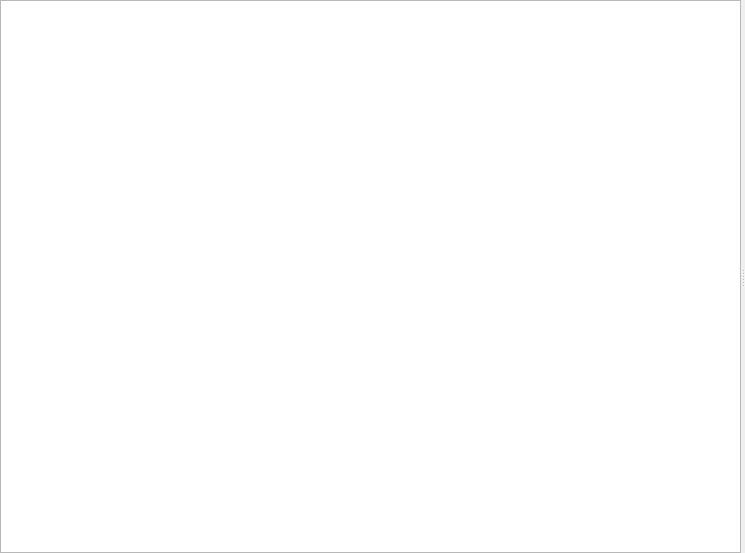
The window that mosviz/widgets/ui/mos_widget.ui (spacetelescope/mosviz) describes before a commit, drawn with Qt 5.
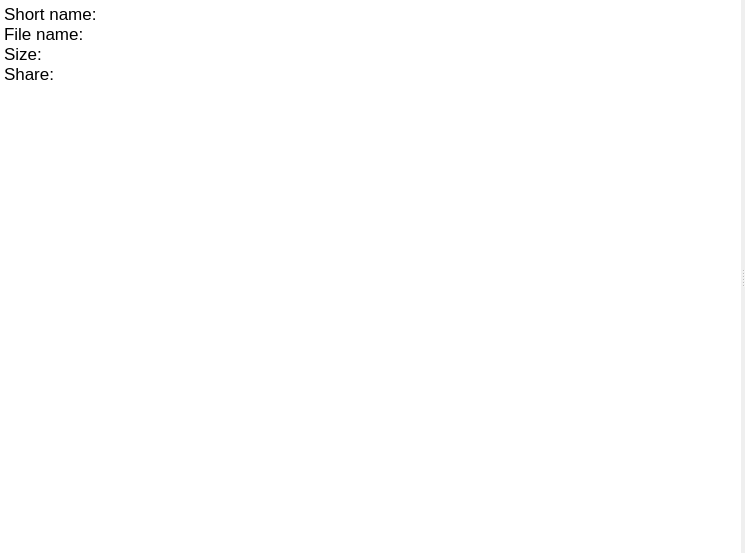
The same window after the commit.

Commit message: Internal use Astropy Table for easier catalog management

```diff
--- a/mosviz/widgets/ui/mos_widget.ui
+++ b/mosviz/widgets/ui/mos_widget.ui
@@ -45,6 +45,22 @@
             <verstretch>1</verstretch>
            </sizepolicy>
           </property>
+          <property name="frameShape">
+           <enum>QFrame::NoFrame</enum>
+          </property>
+          <property name="readOnly">
+           <bool>true</bool>
+          </property>
+          <property name="html">
+           <string>&lt;!DOCTYPE HTML PUBLIC &quot;-//W3C//DTD HTML 4.0//EN&quot; &quot;http://www.w3.org/TR/REC-html40/strict.dtd&quot;&gt;
+&lt;html&gt;&lt;head&gt;&lt;meta name=&quot;qrichtext&quot; content=&quot;1&quot; /&gt;&lt;style type=&quot;text/css&quot;&gt;
+p, li { white-space: pre-wrap; }
+&lt;/style&gt;&lt;/head&gt;&lt;body style=&quot; font-family:'.SF NS Text'; font-size:13pt; font-weight:400; font-style:normal;&quot;&gt;
+&lt;p style=&quot; margin-top:0px; margin-bottom:0px; margin-left:0px; margin-right:0px; -qt-block-indent:0; text-indent:0px;&quot;&gt;Short name:&lt;/p&gt;
+&lt;p style=&quot; margin-top:0px; margin-bottom:0px; margin-left:0px; margin-right:0px; -qt-block-indent:0; text-indent:0px;&quot;&gt;File name:&lt;/p&gt;
+&lt;p style=&quot; margin-top:0px; margin-bottom:0px; margin-left:0px; margin-right:0px; -qt-block-indent:0; text-indent:0px;&quot;&gt;Size:&lt;/p&gt;
+&lt;p style=&quot; margin-top:0px; margin-bottom:0px; margin-left:0px; margin-right:0px; -qt-block-indent:0; text-indent:0px;&quot;&gt;Share:&lt;/p&gt;&lt;/body&gt;&lt;/html&gt;</string>
+          </property>
          </widget>
         </item>
        </layout>
```
The commit also changes 2 other files.
